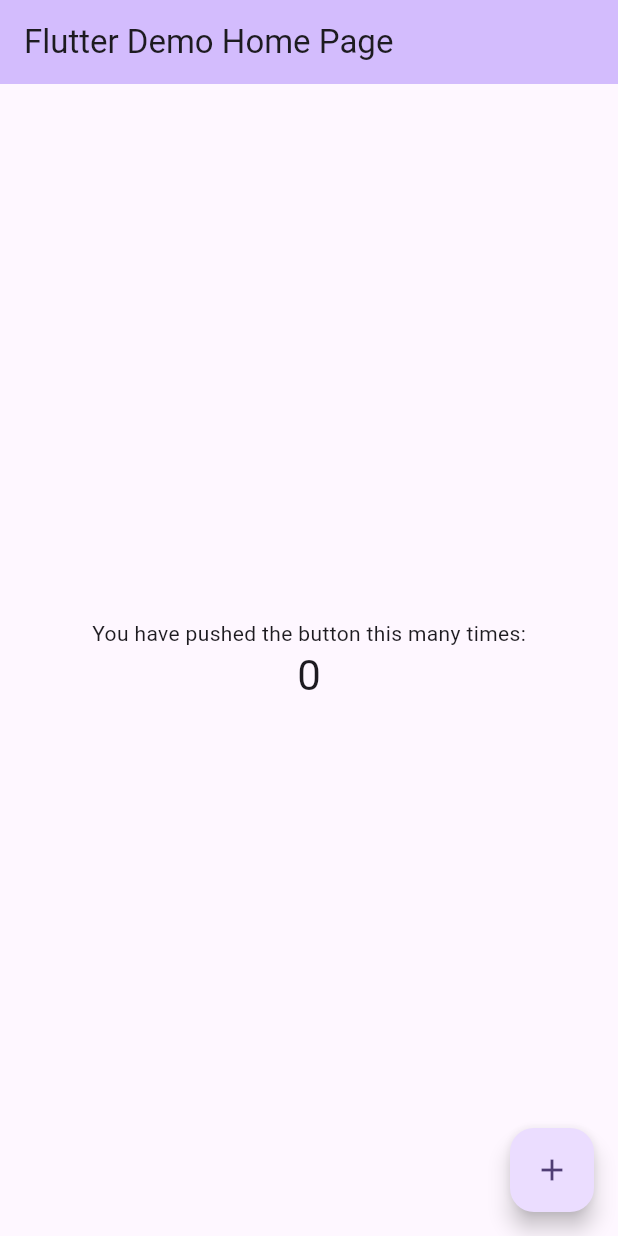
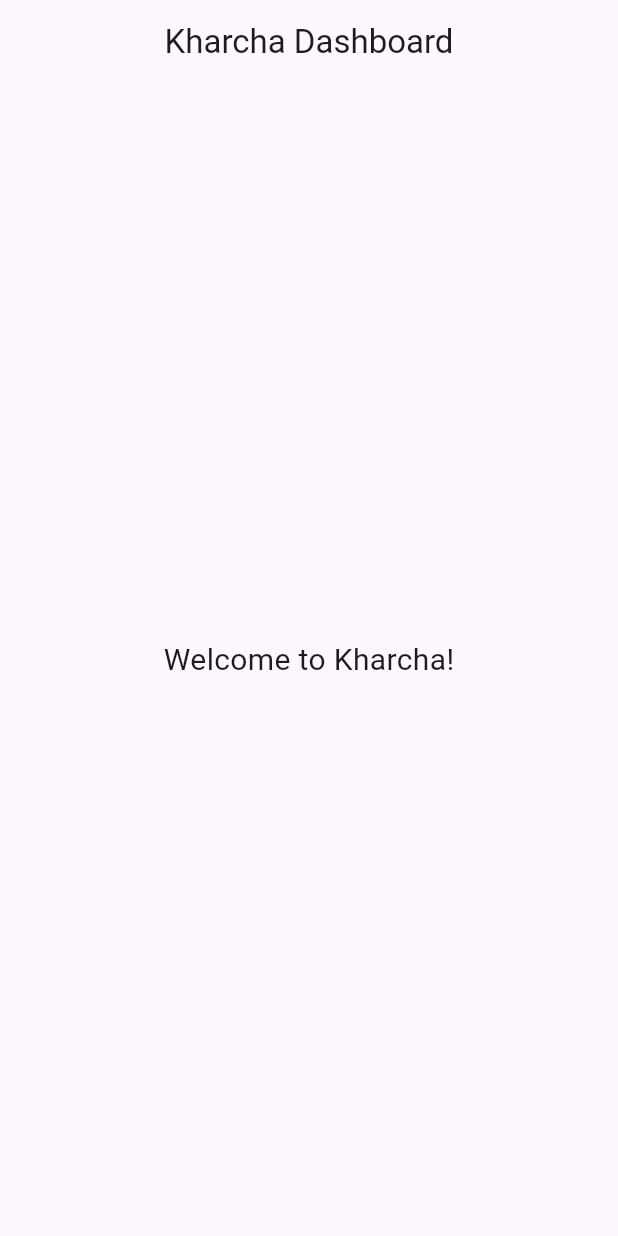
Before and after one commit to suwam/Kharcha, a Flutter app: the screen it shows after launch, on a phone screen of 412 x 824 dp. Run offline on Flutter 3.47's test engine with Material 3 defaults, Android fonts, the phone set to English and light mode, and no system bars.

Commit message:
main and dashboard code

```diff
--- a/lib/app.dart
+++ b/lib/app.dart
@@ -0,0 +1,23 @@
+import 'package:flutter/material.dart';
+import 'views/dashboard/dashboard_page.dart';
+
+class KharchaApp extends StatelessWidget {
+  const KharchaApp({super.key});
+
+  @override
+  Widget build(BuildContext context) {
+    return MaterialApp(
+      title: 'Kharcha',
+      debugShowCheckedModeBanner: false,
+      theme: ThemeData(
+        brightness: Brightness.light,
+        primaryColor: Colors.blue,
+      ),
+      darkTheme: ThemeData(
+        brightness: Brightness.dark,
+      ),
+      themeMode: ThemeMode.system,
+      home: const DashboardPage(),
+    );
+  }
+}
--- a/lib/main.dart
+++ b/lib/main.dart
@@ -1,122 +1,6 @@
 import 'package:flutter/material.dart';
+import 'app.dart';
 
 void main() {
-  runApp(const MyApp());
+  runApp(const KharchaApp());
 }
-
-class MyApp extends StatelessWidget {
-  const MyApp({super.key});
-
-  // This widget is the root of your application.
-  @override
-  Widget build(BuildContext context) {
-    return MaterialApp(
-      title: 'Flutter Demo',
-      theme: ThemeData(
-        // This is the theme of your application.
-        //
-        // TRY THIS: Try running your application with "flutter run". You'll see
-        // the application has a purple toolbar. Then, without quitting the app,
-        // try changing the seedColor in the colorScheme below to Colors.green
-        // and then invoke "hot reload" (save your changes or press the "hot
-        // reload" button in a Flutter-supported IDE, or press "r" if you used
-        // the command line to start the app).
-        //
-        // Notice that the counter didn't reset back to zero; the application
-        // state is not lost during the reload. To reset the state, use hot
-        // restart instead.
-        //
-        // This works for code too, not just values: Most code changes can be
-        // tested with just a hot reload.
-        colorScheme: .fromSeed(seedColor: Colors.deepPurple),
-      ),
-      home: const MyHomePage(title: 'Flutter Demo Home Page'),
-    );
-  }
-}
-
-class MyHomePage extends StatefulWidget {
-  const MyHomePage({super.key, required this.title});
-
-  // This widget is the home page of your application. It is stateful, meaning
-  // that it has a State object (defined below) that contains fields that affect
-  // how it looks.
-
-  // This class is the configuration for the state. It holds the values (in this
-  // case the title) provided by the parent (in this case the App widget) and
-  // used by the build method of the State. Fields in a Widget subclass are
-  // always marked "final".
-
-  final String title;
-
-  @override
-  State<MyHomePage> createState() => _MyHomePageState();
-}
-
-class _MyHomePageState extends State<MyHomePage> {
-  int _counter = 0;
-
-  void _incrementCounter() {
-    setState(() {
-      // This call to setState tells the Flutter framework that something has
-      // changed in this State, which causes it to rerun the build method below
-      // so that the display can reflect the updated values. If we changed
-      // _counter without calling setState(), then the build method would not be
-      // called again, and so nothing would appear to happen.
-      _counter++;
-    });
-  }
-
-  @override
-  Widget build(BuildContext context) {
-    // This method is rerun every time setState is called, for instance as done
-    // by the _incrementCounter method above.
-    //
-    // The Flutter framework has been optimized to make rerunning build methods
-    // fast, so that you can just rebuild anything that needs updating rather
-    // than having to individually change instances of widgets.
-    return Scaffold(
-      appBar: AppBar(
-        // TRY THIS: Try changing the color here to a specific color (to
-        // Colors.amber, perhaps?) and trigger a hot reload to see the AppBar
-        // change color while the other colors stay the same.
-        backgroundColor: Theme.of(context).colorScheme.inversePrimary,
-        // Here we take the value from the MyHomePage object that was created by
-        // the App.build method, and use it to set our appbar title.
-        title: Text(widget.title),
-      ),
-      body: Center(
-        // Center is a layout widget. It takes a single child and positions it
-        // in the middle of the parent.
-        child: Column(
-          // Column is also a layout widget. It takes a list of children and
-          // arranges them vertically. By default, it sizes itself to fit its
-          // children horizontally, and tries to be as tall as its parent.
-          //
-          // Column has various properties to control how it sizes itself and
-          // how it positions its children. Here we use mainAxisAlignment to
-          // center the children vertically; the main axis here is the vertical
-          // axis because Columns are vertical (the cross axis would be
-          // horizontal).
-          //
-          // TRY THIS: Invoke "debug painting" (choose the "Toggle Debug Paint"
-          // action in the IDE, or press "p" in the console), to see the
-          // wireframe for each widget.
-          mainAxisAlignment: .center,
-          children: [
-            const Text('You have pushed the button this many times:'),
-            Text(
-              '$_counter',
-              style: Theme.of(context).textTheme.headlineMedium,
-            ),
-          ],
-        ),
-      ),
-      floatingActionButton: FloatingActionButton(
-        onPressed: _incrementCounter,
-        tooltip: 'Increment',
-        child: const Icon(Icons.add),
-      ),
-    );
-  }
-}
--- a/lib/views/dashboard/dashboard_page.dart
+++ b/lib/views/dashboard/dashboard_page.dart
@@ -0,0 +1,22 @@
+import 'package:flutter/material.dart';
+
+class DashboardPage extends StatelessWidget {
+  const DashboardPage({super.key});
+
+  @override
+  Widget build(BuildContext context) {
+    return Scaffold(
+      appBar: AppBar(
+        title: const Text("Kharcha Dashboard"),
+        centerTitle: true,
+      ),
+
+      body: const Center(
+        child: Text(
+          "Welcome to Kharcha!",
+          style: TextStyle(fontSize: 20),
+        ),
+      ),
+    );
+  }
+}
```
Also changed, not shown: lib/views/transactions/edit_transaction.dart (added).
